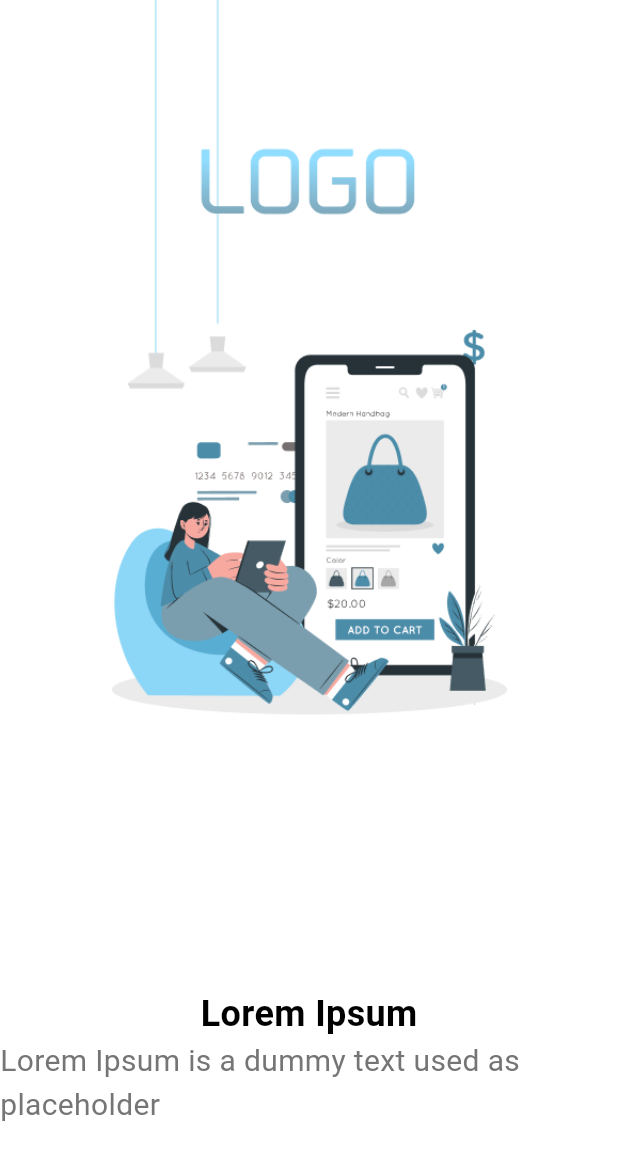
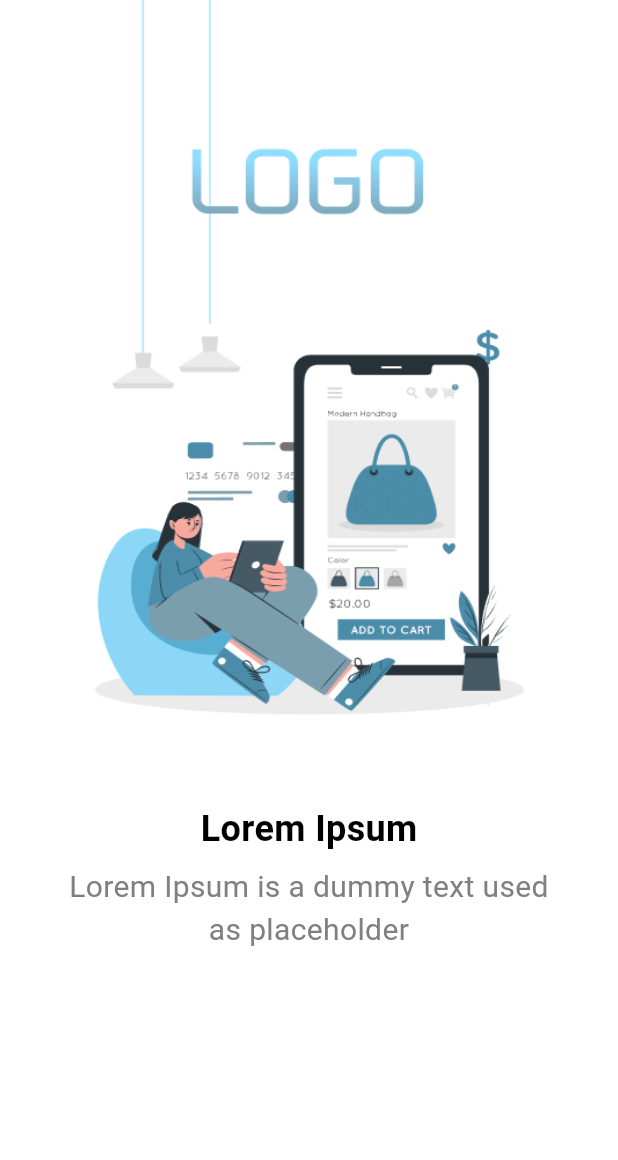
Before and after one commit to AhmedShaltout85/splash_sing_in_up_app, a Flutter app: the SplashScreen screen opened directly, on a phone screen of 412 x 824 dp. Shown: the top 1160 px of the screen. Run offline on Flutter 3.47's test engine with Material 3 defaults, Android fonts, the phone set to English and light mode, and no system bars; our stand-ins replace fluttertoast.

Commit message:
Last-Update: 2025-12-12

```diff
--- a/lib/custom_widgets/custom_text.dart
+++ b/lib/custom_widgets/custom_text.dart
@@ -6,6 +6,9 @@ class CustomText extends StatelessWidget {
   final FontWeight fontWeight;
   final Color? color;
   final TextAlign? textAlign;
+  final int? maxLines;
+  final bool? softWrap;
+
   const CustomText({
     super.key,
     required this.text,
@@ -13,12 +16,17 @@ class CustomText extends StatelessWidget {
     required this.fontWeight,
     required this.color,
     this.textAlign,
+    this.maxLines,
+    this.softWrap,
   });
 
   @override
   Widget build(BuildContext context) {
     return Text(
       text,
+      textAlign: textAlign,
+      maxLines: maxLines,
+      softWrap: softWrap,
       style: TextStyle(
         fontSize: fontSize,
         color: color,
--- a/lib/screens/splash/splash_screen.dart
+++ b/lib/screens/splash/splash_screen.dart
@@ -1,6 +1,7 @@
 import 'package:flutter/material.dart';
 import 'package:splash_sing_in_up_app/custom_widgets/custom_text.dart';
 import 'package:splash_sing_in_up_app/utils/app_assets.dart';
+import 'package:splash_sing_in_up_app/utils/app_colors.dart';
 
 import '../login/login_screen.dart';
 
@@ -30,28 +31,45 @@ class _SplashScreenState extends State<SplashScreen> {
     final size = MediaQuery.of(context).size;
     final kHeight = size.height;
     final kWidth = size.width;
+    final double fontSize = 20;
     return Scaffold(
-      backgroundColor: Colors.white,
-      body: Column(
+      backgroundColor: AppColors.whiteColor,
+      body: Stack(
+        alignment: Alignment.center,
         children: [
-          Image.asset(
+          Positioned(
+            top: kHeight * 0.0,
+            child: Image.asset(
               AppAssets.splashLogo,
               height: kHeight * 0.8,
               width: kWidth * 0.8,
+              fit: BoxFit.fill,
+            ),
           ),
 
-          CustomText(
+          Positioned(
+            top: kHeight * 0.65,
+            child: CustomText(
               text: 'Lorem Ipsum',
-            fontSize: 24,
+              fontSize: fontSize + 4,
               fontWeight: FontWeight.bold,
-            color: Colors.black,
+              color: AppColors.blackColor,
+            ),
           ),
 
-          CustomText(
+          Positioned(
+            top: kHeight * 0.7,
+            left: kWidth * 0.1,
+            right: kWidth * 0.1,
+            child: CustomText(
               text: 'Lorem Ipsum is a dummy text used as placeholder',
-            fontSize: 20,
+              fontSize: fontSize,
+              textAlign: TextAlign.center,
               fontWeight: FontWeight.normal,
-            color: Colors.grey[600],
+              color: AppColors.grayColor,
+              maxLines: 2,
+              softWrap: true,
+            ),
           ),
         ],
       ),
```
Lines whose indentation alone changed are shown as unchanged.
